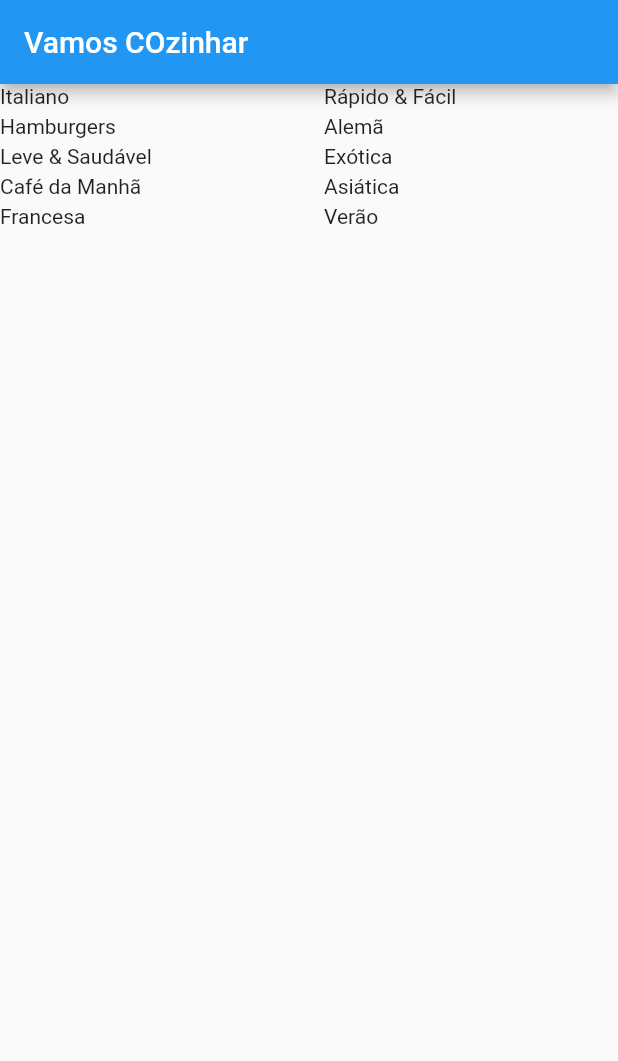
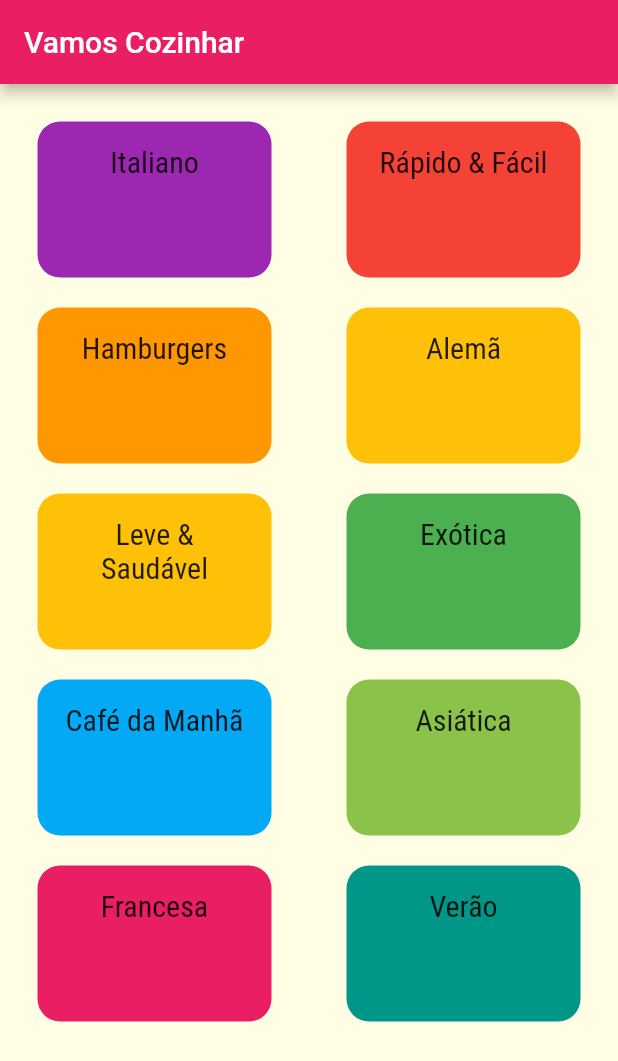
Before and after one commit to LuaDlc/dummy_data, a Flutter app: the screen it shows after launch, on a phone screen of 412 x 824 dp. Shown: the top 1061 px of the screen. Run offline on Flutter 3.47's test engine with Material 2 defaults, Android fonts, the phone set to English and light mode, and no system bars.

Commit message:
theme and Fontstyle

```diff
--- a/lib/main.dart
+++ b/lib/main.dart
@@ -11,8 +11,13 @@ class MyApp extends StatelessWidget {
     return MaterialApp(
       title: 'Vamos cozinhar?',
       theme: ThemeData(
-        primarySwatch: Colors.blue,
-      ),
+          primarySwatch: Colors.pink,
+          hintColor: Colors.amber,
+          fontFamily: 'Raleway',
+          canvasColor: const Color.fromRGBO(255, 254, 229, 1),
+          textTheme: ThemeData.light().textTheme.copyWith(
+              titleMedium: const TextStyle(
+                  fontSize: 20, fontFamily: 'RobotoCondensed'))),
       home: const CategoriesPages(),
     );
   }
--- a/lib/pages/categories_pages.dart
+++ b/lib/pages/categories_pages.dart
@@ -8,14 +8,15 @@ class CategoriesPages extends StatelessWidget {
   @override
   Widget build(BuildContext context) {
     return Scaffold(
-      appBar: AppBar(title: const Text('Vamos COzinhar')),
+      appBar: AppBar(title: const Text('Vamos Cozinhar')),
       body: GridView(
+        padding: const EdgeInsets.all(25),
+        reverse: false,
         gridDelegate: const SliverGridDelegateWithMaxCrossAxisExtent(
-          maxCrossAxisExtent: 200,
-          childAspectRatio: 3 / 2,
-          crossAxisSpacing: 20,
-          mainAxisExtent: 20,
-        ),
+            maxCrossAxisExtent: 200,
+            childAspectRatio: 3 / 2,
+            crossAxisSpacing: 50,
+            mainAxisSpacing: 20),
         children: dummyCategories.map((cat) {
           return CategoryWidget(
             category: cat,
--- a/lib/widgets/category_widget.dart
+++ b/lib/widgets/category_widget.dart
@@ -9,7 +9,17 @@ class CategoryWidget extends StatelessWidget {
   @override
   Widget build(BuildContext context) {
     return Container(
-      child: Text(category!.title),
-    );
+        padding: const EdgeInsets.all(15),
+        decoration: BoxDecoration(
+            borderRadius: BorderRadius.circular(15),
+            gradient: LinearGradient(
+                colors: [category!.color.withOpacity(0.5), category!.color],
+                begin: Alignment.bottomRight,
+                end: Alignment.bottomRight)),
+        child: Text(
+          category!.title,
+          style: Theme.of(context).textTheme.titleMedium,
+          textAlign: TextAlign.center,
+        ));
   }
 }
```
Also changed, not shown: lib/dummy_data.dart (deleted, +0 -56 lines), pubspec.yaml (+25 -15 lines), assets/fonts/Raleway-Black.ttf (added), assets/fonts/Raleway-Bold.ttf (added), assets/fonts/Raleway-Regular.ttf (added), assets/fonts/RobotoCondensed-Bold.ttf (added), assets/fonts/RobotoCondensed-Italic.ttf (added), assets/fonts/RobotoCondensed-Light.ttf (added), assets/fonts/RobotoCondensed-Regular.ttf (added).
